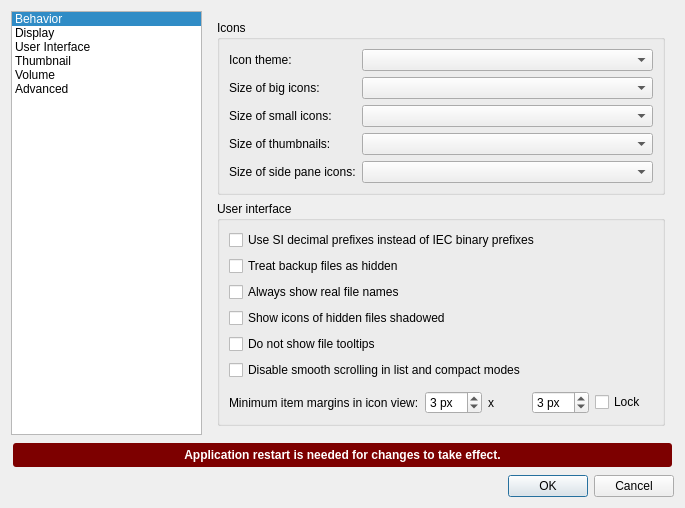
Above: pcmanfm/preferences.ui from lxqt/pcmanfm-qt before the change. Below: the same form after it.
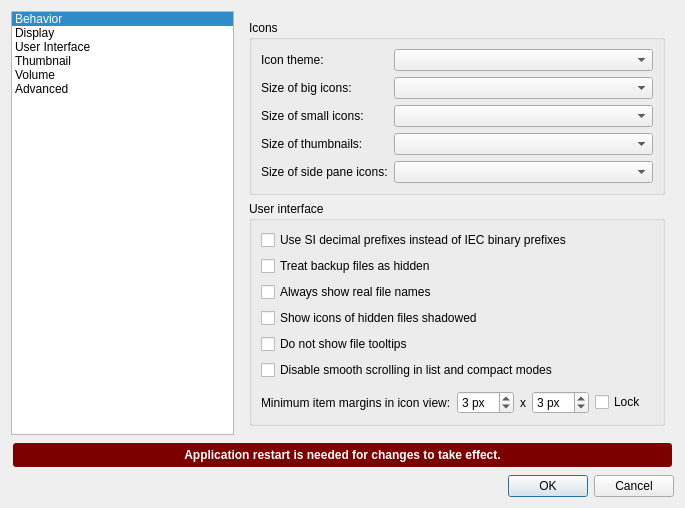
That is the form after the change. The open tabs and pages were chosen to show the change.

Commit message:
Just corrected a small layout problem in Preferences dialog (#1467)
A recent column span should have been 5; nothing more.

```diff
--- a/pcmanfm/preferences.ui
+++ b/pcmanfm/preferences.ui
@@ -393,7 +393,7 @@
               </property>
              </widget>
             </item>
-            <item row="5" column="0" colspan="3">
+            <item row="5" column="0" colspan="5">
              <widget class="QCheckBox" name="noScrollPerPixel">
               <property name="text">
                <string>Disable smooth scrolling in list and compact modes</string>
```
